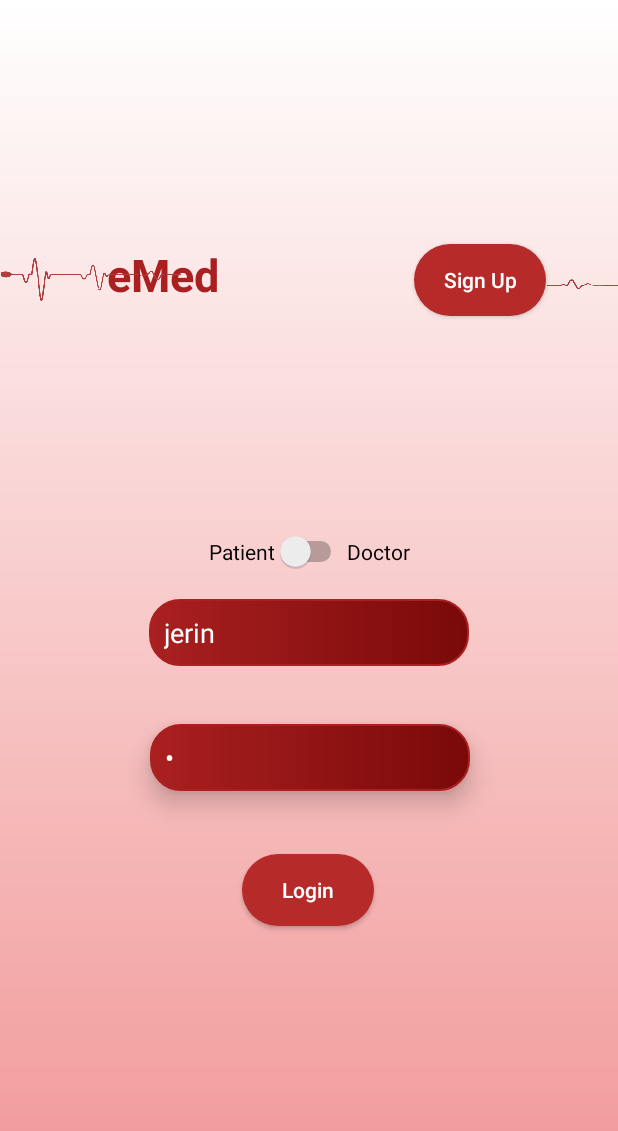
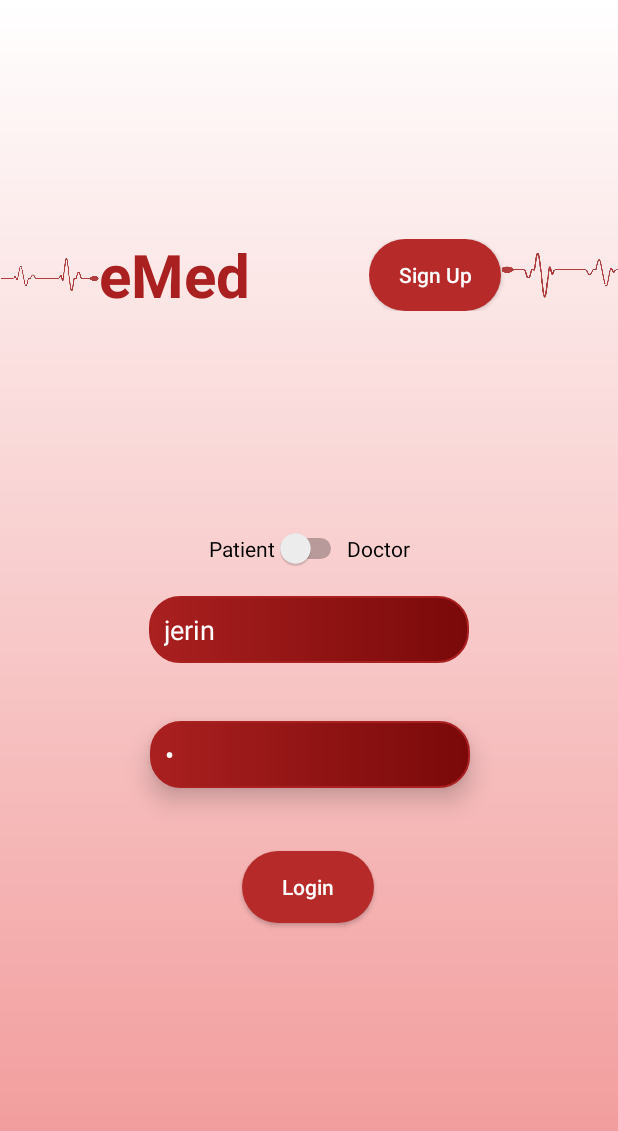
Before and after one commit to Jerinji2016/eMed, an Android app: the screen it shows after launch (MainActivity), on a phone screen of 412 x 824 dp. Shown: the top 1131 px of the screen. Run offline under Robolectric (Android 15) with nearby library versions, the phone set to English and light mode, and no system bars; our stand-ins replace Firebase (no records; nobody signed in at launch, a user with empty details on screens opened directly).

Commit message:
Main Activity tweeks

```diff
--- a/app/src/main/java/com/dev/emed/MainActivity.java
+++ b/app/src/main/java/com/dev/emed/MainActivity.java
@@ -7,6 +7,7 @@ import android.view.View;
 import android.widget.Button;
 import android.widget.EditText;
 import android.widget.Switch;
+import android.widget.Toast;
 
 import androidx.annotation.NonNull;
 import androidx.appcompat.app.AppCompatActivity;
@@ -50,6 +51,7 @@ public class MainActivity extends AppCompatActivity {
         login_redirect.setOnClickListener(new View.OnClickListener() {
             @Override
             public void onClick(View v) {
+                Toast.makeText(getApplicationContext(), "Connecting...", Toast.LENGTH_SHORT).show();
                 userType = userTypeSwitch.isChecked() ? "Doctor" : "Patient";
                 if(userTypeSwitch.isChecked()) {
                     userType = "Doctor";
@@ -88,7 +90,6 @@ public class MainActivity extends AppCompatActivity {
 
                                 if(Objects.equals(dataSnapshot.child(userid).child("password").getValue(), generated_hash)) {
                                     i.putExtra("userId", userid);
-                                    Log.d("method", userType);
                                     startActivity(i);
                                 }
                                 else {
@@ -123,4 +124,9 @@ public class MainActivity extends AppCompatActivity {
             }
         });
     }
+
+    @Override
+    public void onBackPressed() {
+        finishActivity(0);
+    }
 }
--- a/app/src/main/res/layout/activity_main.xml
+++ b/app/src/main/res/layout/activity_main.xml
@@ -8,21 +8,47 @@
     android:background="@drawable/activity_bg"
     tools:context=".MainActivity">
 
+    <LinearLayout
+        android:id="@+id/linearLayout2"
+        android:layout_width="wrap_content"
+        android:layout_height="wrap_content"
+        android:orientation="horizontal"
+        app:layout_constraintBottom_toBottomOf="parent"
+        app:layout_constraintEnd_toEndOf="parent"
+        app:layout_constraintHorizontal_bias="0.004"
+        app:layout_constraintStart_toStartOf="parent"
+        app:layout_constraintTop_toTopOf="parent"
+        app:layout_constraintVertical_bias="0.196">
+
+        <ImageView
+            android:layout_width="95dp"
+            android:layout_height="70dp"
+            android:layout_marginStart="-30dp"
+            app:srcCompat="@drawable/img_ecg"
+            tools:ignore="MissingConstraints" />
+
         <TextView
-        android:id="@+id/title-text"
             android:layout_width="wrap_content"
-        android:layout_height="38dp"
+            android:layout_height="wrap_content"
+            android:layout_gravity="center_vertical"
             android:gravity="center"
             android:text="@string/app_name"
             android:textColor="#aa2020"
-        android:textSize="30sp"
-        android:textStyle="bold"
+            android:textSize="40sp"
+            android:textStyle="bold" />
+    </LinearLayout>
+
+    <LinearLayout
+        android:id="@+id/linearLayout4"
+        android:layout_width="wrap_content"
+        android:layout_height="wrap_content"
+        android:orientation="horizontal"
         app:layout_constraintBottom_toBottomOf="parent"
-        app:layout_constraintEnd_toStartOf="@+id/sign_up"
-        app:layout_constraintHorizontal_bias="0.355"
-        app:layout_constraintStart_toStartOf="parent"
+        app:layout_constraintEnd_toEndOf="parent"
+        app:layout_constraintHorizontal_bias="1.0"
+        app:layout_constraintStart_toEndOf="@+id/linearLayout2"
         app:layout_constraintTop_toTopOf="parent"
-        app:layout_constraintVertical_bias="0.207" />
+        app:layout_constraintVertical_bias="0.205">
 
         <Button
             android:id="@+id/sign_up"
@@ -30,36 +56,15 @@
             android:layout_width="wrap_content"
             android:layout_height="wrap_content"
             android:text="@string/sign_up"
-        android:textAllCaps="false"
-        app:layout_constraintBottom_toBottomOf="parent"
-        app:layout_constraintEnd_toEndOf="parent"
-        app:layout_constraintHorizontal_bias="0.851"
-        app:layout_constraintStart_toStartOf="parent"
-        app:layout_constraintTop_toTopOf="parent"
-        app:layout_constraintVertical_bias="0.21" />
+            android:textAllCaps="false" />
 
         <ImageView
-        android:id="@+id/imageView"
             android:layout_width="128dp"
             android:layout_height="48dp"
-        app:layout_constraintBottom_toBottomOf="parent"
-        app:layout_constraintStart_toEndOf="@+id/sign_up"
-        app:layout_constraintTop_toTopOf="parent"
-        app:layout_constraintVertical_bias="0.21"
+            android:layout_marginEnd="-50dp"
+            android:rotation="180"
             app:srcCompat="@drawable/img_ecg" />
-
-    <ImageView
-        android:id="@+id/imageView2"
-        android:layout_width="121dp"
-        android:layout_height="94dp"
-        android:rotation="180"
-        app:layout_constraintBottom_toBottomOf="parent"
-        app:layout_constraintHorizontal_bias="1.0"
-        app:layout_constraintStart_toStartOf="parent"
-        app:layout_constraintTop_toTopOf="parent"
-        app:layout_constraintVertical_bias="0.191"
-        app:srcCompat="@drawable/img_ecg"
-        tools:ignore="MissingConstraints" />
+    </LinearLayout>
 
     <ImageView
         android:id="@+id/imageView4"
@@ -70,7 +75,7 @@
         app:layout_constraintBottom_toBottomOf="parent"
         app:layout_constraintEnd_toEndOf="parent"
         app:layout_constraintStart_toStartOf="parent"
-        app:layout_constraintTop_toBottomOf="@+id/sign_up"
+        app:layout_constraintTop_toBottomOf="@+id/linearLayout4"
         app:layout_constraintVertical_bias="0.426"
         app:srcCompat="@drawable/login_box_bg" />
 
@@ -142,7 +147,6 @@
             android:text="@string/patient" />
 
         <TextView
-            android:id="@+id/textView9"
             android:layout_width="wrap_content"
             android:layout_height="wrap_content"
             android:layout_weight="1"
--- a/build.gradle
+++ b/build.gradle
@@ -7,7 +7,7 @@ buildscript {
 
     }
     dependencies {
-        classpath 'com.android.tools.build:gradle:3.6.1'
+        classpath 'com.android.tools.build:gradle:3.6.2'
         classpath 'com.google.gms:google-services:4.2.0'
 
         // NOTE: Do not place your application dependencies here; they belong
```
Lines whose indentation alone changed are shown as unchanged.
